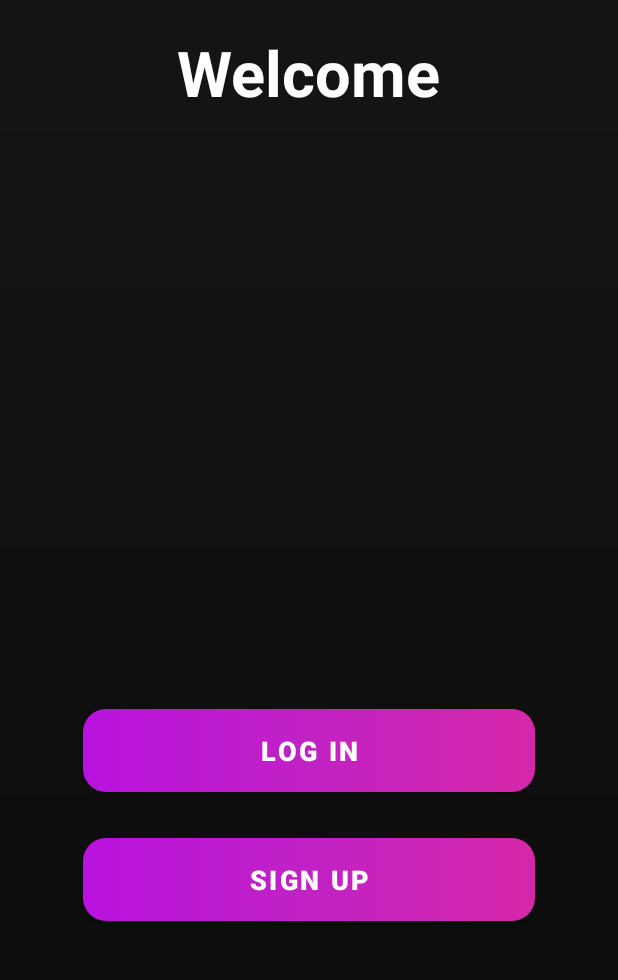
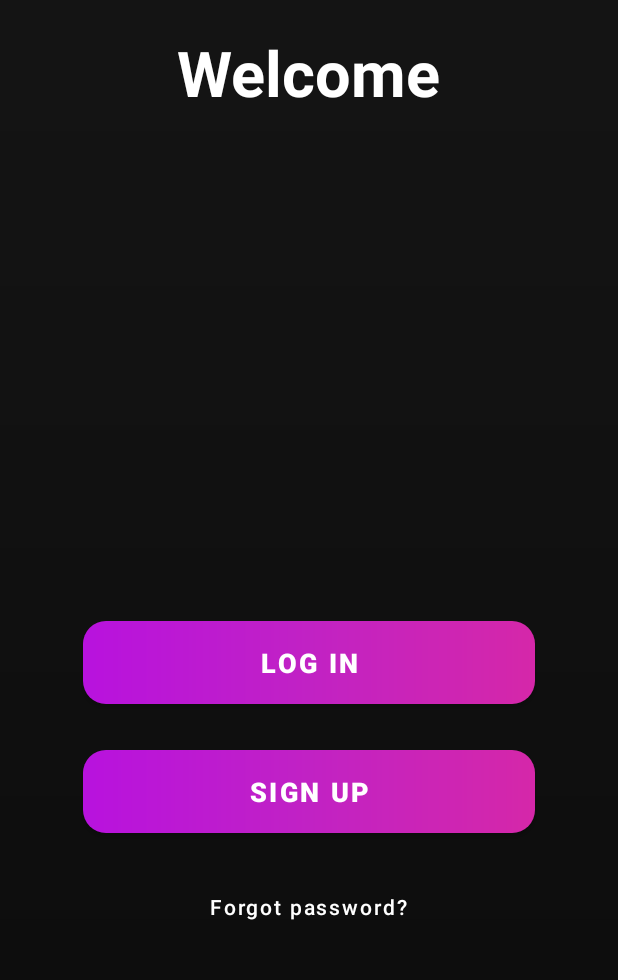
Before and after one commit to aparat123/my_money, an Android app: the screen it shows after launch (MainActivity), on a phone screen of 412 x 824 dp, the part 255-1235 px from its top. Run offline under Robolectric (Android 15) with nearby library versions, the phone set to English and light mode, and no system bars.

```diff
--- a/app/src/main/res/layout/activity_main.xml
+++ b/app/src/main/res/layout/activity_main.xml
@@ -50,15 +50,29 @@
         android:id="@+id/regBTN"
         android:layout_width="match_parent"
         android:layout_height="55dp"
-        android:layout_alignParentBottom="true"
+        android:layout_above="@id/forgotPwd"
+        android:layout_alignParentBottom="false"
         android:layout_centerHorizontal="true"
         android:layout_marginStart="95dp"
         android:layout_marginTop="15dp"
         android:layout_marginEnd="15dp"
-        android:layout_marginBottom="40dp"
         android:background="@drawable/round_btn"
         android:text="Sign Up"
         android:textSize="18sp"
         android:textStyle="bold"
         app:backgroundTint="@null" />
+
+    <Button
+        android:id="@+id/forgotPwd"
+        android:layout_width="wrap_content"
+        android:layout_height="wrap_content"
+        android:layout_alignParentBottom="true"
+        android:layout_centerHorizontal="true"
+        android:layout_marginStart="25dp"
+        android:layout_marginTop="25dp"
+        android:layout_marginEnd="25dp"
+        android:layout_marginBottom="25dp"
+        android:background="#00000000"
+        android:text="Forgot password?"
+        android:textAllCaps="false" />
 </RelativeLayout>
```
Also changed, not shown: app/src/main/java/com/aparat/money/LoginActivity.java (+17 -4 lines), app/src/main/java/com/aparat/money/SignupActivity.java (+7 -1 lines).
